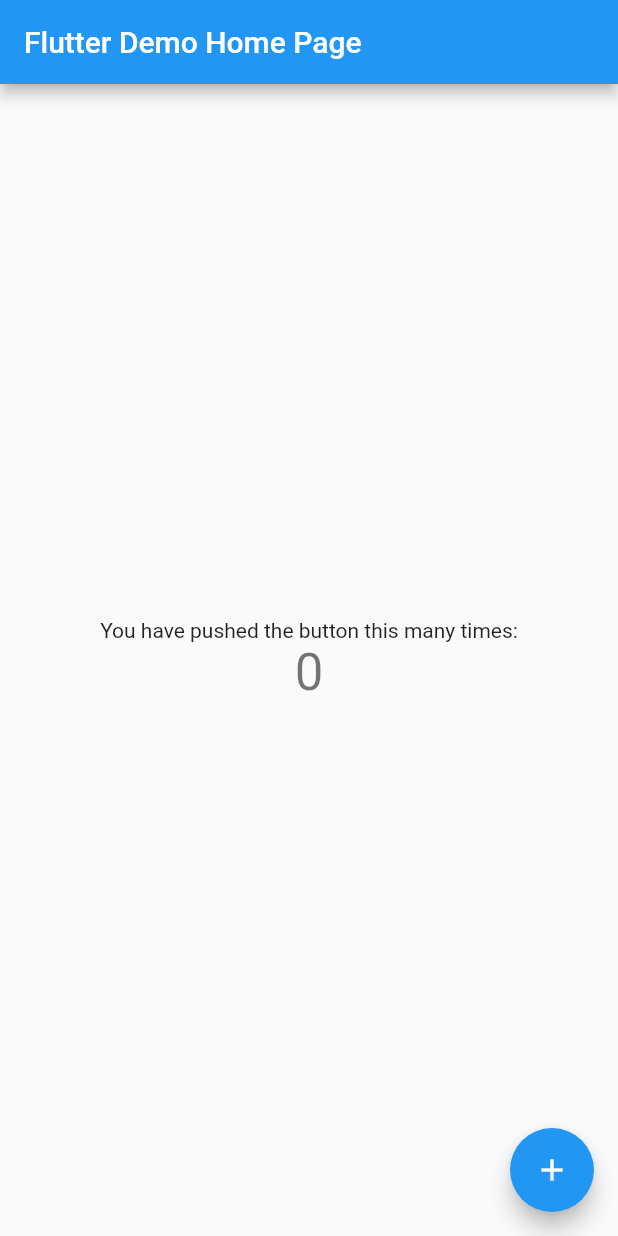
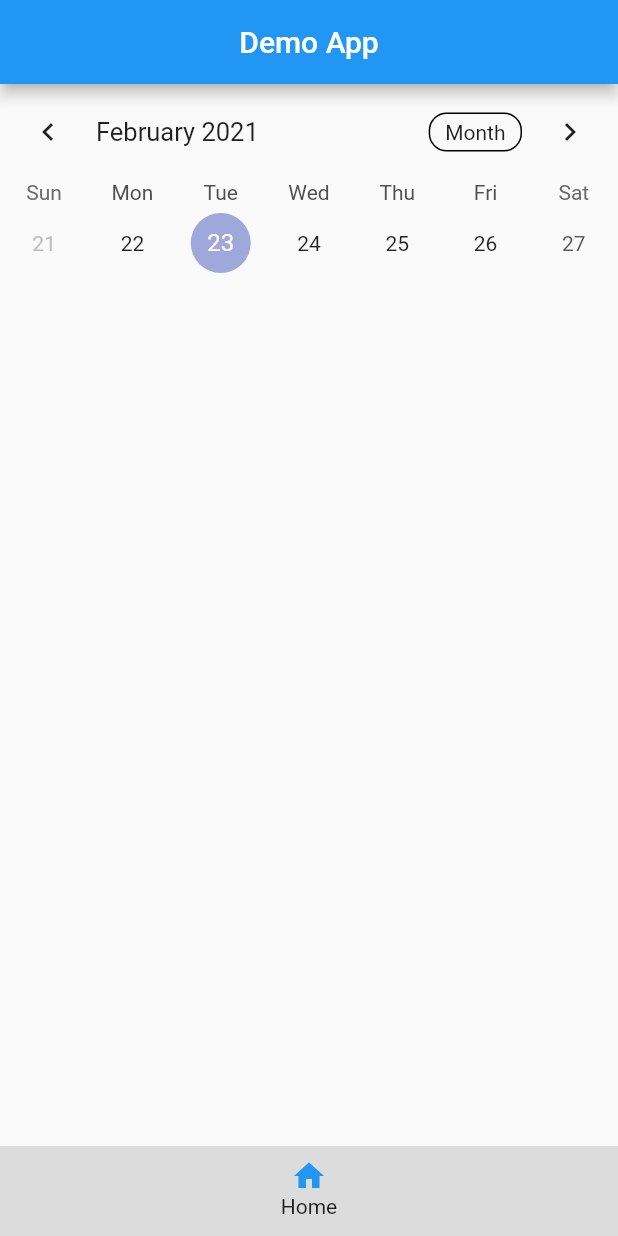
Before and after one commit to zigapovhe/LogAppDemo-MyHours, a Flutter app: the screen it shows after launch, on a phone screen of 412 x 824 dp. Run offline on Flutter 3.47's test engine with Material 2 defaults, Android fonts, the phone set to English and light mode, and no system bars; drawn by our look-alikes of table_calendar.

Commit message:
Basic implementation of table_calendar and custom bottom nav-bar with one item.

```diff
--- /dev/null
+++ b/lib/Screens/MainScreen.dart
@@ -0,0 +1,36 @@
+import 'package:flutter/material.dart';
+import 'package:myhours_logapp/components/custom_nav_bar.dart';
+import 'package:myhours_logapp/components/table_calendar.dart';
+import 'package:myhours_logapp/constraints.dart';
+
+class MainScreen extends StatefulWidget {
+  @override
+  _MainScreenState createState() => _MainScreenState();
+}
+
+class _MainScreenState extends State<MainScreen> {
+  DateTime _currentTime = DateTime.now();
+
+  @override
+  Widget build(BuildContext context) {
+    DateTime _firstDay = DateTime(_currentTime.year, _currentTime.month, (_currentTime.day - _currentTime.weekday)+1);
+    DateTime _lastDay = DateTime(_currentTime.year, _currentTime.month, _currentTime.day + 5);
+    return Scaffold(
+      appBar: AppBar(
+        title: Text(appName),
+        centerTitle: true,
+      ),
+      body: SafeArea(
+        child: Center(
+          child: Column(
+            mainAxisAlignment: MainAxisAlignment.start,
+            children: <Widget>[
+              WeeklyCalendarTable(firstDay: _firstDay, lastDay: _lastDay,)
+            ],
+          ),
+        ),
+      ),
+      bottomNavigationBar: CustomNavBar(),
+    );
+  }
+}
--- /dev/null
+++ b/lib/components/custom_nav_bar.dart
@@ -0,0 +1,27 @@
+import 'package:flutter/material.dart';
+import 'package:myhours_logapp/constraints.dart';
+
+class CustomNavBar extends StatelessWidget {
+  @override
+  Widget build(BuildContext context) {
+    return Container(
+        height: 60,
+        color: Colors.black12,
+        child: InkWell(
+          onTap: () {},
+          child: SafeArea(
+            child: Padding(
+              padding: EdgeInsets.only(top: 8.0),
+                child: Column(
+                  children: <Widget>[
+                    Icon(Icons.home,
+                      color: Theme.of(context).accentColor),
+                    Text(homeLabel),
+                  ],
+                ),
+            ),
+          ),
+        ),
+    );
+  }
+}
--- /dev/null
+++ b/lib/components/table_calendar.dart
@@ -0,0 +1,59 @@
+import 'package:flutter/material.dart';
+import 'package:table_calendar/table_calendar.dart';
+
+class WeeklyCalendarTable extends StatefulWidget {
+  WeeklyCalendarTable({Key key, this.firstDay, this.lastDay}) : super(key: key);
+
+
+  final DateTime firstDay;
+  final DateTime lastDay;
+
+
+  @override
+  _WeeklyCalendarTableState createState() => _WeeklyCalendarTableState();
+}
+
+class _WeeklyCalendarTableState extends State<WeeklyCalendarTable> {
+  CalendarFormat _calendarFormat = CalendarFormat.week;
+  DateTime _currentTime = DateTime.now();
+  DateTime _selectedDay;
+
+  @override
+  Widget build(BuildContext context) {
+    return TableCalendar(
+      firstDay: widget.firstDay,
+      lastDay: widget.lastDay,
+      focusedDay: _currentTime,
+      calendarFormat: _calendarFormat,
+      selectedDayPredicate: (day) {
+        // Use `selectedDayPredicate` to determine which day is currently selected.
+        // If this returns true, then `day` will be marked as selected.
+
+        // Using `isSameDay` is recommended to disregard
+        // the time-part of compared DateTime objects.
+        return isSameDay(_selectedDay, day);
+      },
+      onDaySelected: (selectedDay, focusedDay) {
+        if (!isSameDay(_selectedDay, selectedDay)) {
+          // Call `setState()` when updating the selected day
+          setState(() {
+            _selectedDay = selectedDay;
+            _currentTime = focusedDay;
+          });
+        }
+      },
+      onFormatChanged: (format) {
+        if (_calendarFormat != format) {
+          // Call `setState()` when updating calendar format
+          setState(() {
+            _calendarFormat = format;
+          });
+        }
+      },
+      onPageChanged: (focusedDay) {
+        // No need to call `setState()` here
+        _currentTime = focusedDay;
+      },
+    );
+  }
+}
--- /dev/null
+++ b/lib/constraints.dart
@@ -0,0 +1,2 @@
+const appName = "Demo App";
+const homeLabel = "Home";
--- a/lib/main.dart
+++ b/lib/main.dart
@@ -1,4 +1,6 @@
 import 'package:flutter/material.dart';
+import 'package:myhours_logapp/Screens/MainScreen.dart';
+import 'package:myhours_logapp/constraints.dart';
 
 void main() {
   runApp(MyApp());
@@ -9,105 +11,11 @@ class MyApp extends StatelessWidget {
   @override
   Widget build(BuildContext context) {
     return MaterialApp(
-      title: 'Flutter Demo',
+      title: appName,
       theme: ThemeData(
-        // This is the theme of your application.
-        //
-        // Try running your application with "flutter run". You'll see the
-        // application has a blue toolbar. Then, without quitting the app, try
-        // changing the primarySwatch below to Colors.green and then invoke
-        // "hot reload" (press "r" in the console where you ran "flutter run",
-        // or simply save your changes to "hot reload" in a Flutter IDE).
-        // Notice that the counter didn't reset back to zero; the application
-        // is not restarted.
         primarySwatch: Colors.blue,
       ),
-      home: MyHomePage(title: 'Flutter Demo Home Page'),
+      home: MainScreen(),
     );
   }
 }
-
-class MyHomePage extends StatefulWidget {
-  MyHomePage({Key key, this.title}) : super(key: key);
-
-  // This widget is the home page of your application. It is stateful, meaning
-  // that it has a State object (defined below) that contains fields that affect
-  // how it looks.
-
-  // This class is the configuration for the state. It holds the values (in this
-  // case the title) provided by the parent (in this case the App widget) and
-  // used by the build method of the State. Fields in a Widget subclass are
-  // always marked "final".
-
-  final String title;
-
-  @override
-  _MyHomePageState createState() => _MyHomePageState();
-}
-
-class _MyHomePageState extends State<MyHomePage> {
-  int _counter = 0;
-
-  void _incrementCounter() {
-    setState(() {
-      // This call to setState tells the Flutter framework that something has
-      // changed in this State, which causes it to rerun the build method below
-      // so that the display can reflect the updated values. If we changed
-      // _counter without calling setState(), then the build method would not be
-      // called again, and so nothing would appear to happen.
-      _counter++;
-    });
-  }
-
-  @override
-  Widget build(BuildContext context) {
-    // This method is rerun every time setState is called, for instance as done
-    // by the _incrementCounter method above.
-    //
-    // The Flutter framework has been optimized to make rerunning build methods
-    // fast, so that you can just rebuild anything that needs updating rather
-    // than having to individually change instances of widgets.
-    return Scaffold(
-      appBar: AppBar(
-        // Here we take the value from the MyHomePage object that was created by
-        // the App.build method, and use it to set our appbar title.
-        title: Text(widget.title),
-      ),
-      body: Center(
-        // Center is a layout widget. It takes a single child and positions it
-        // in the middle of the parent.
-        child: Column(
-          // Column is also a layout widget. It takes a list of children and
-          // arranges them vertically. By default, it sizes itself to fit its
-          // children horizontally, and tries to be as tall as its parent.
-          //
-          // Invoke "debug painting" (press "p" in the console, choose the
-          // "Toggle Debug Paint" action from the Flutter Inspector in Android
-          // Studio, or the "Toggle Debug Paint" command in Visual Studio Code)
-          // to see the wireframe for each widget.
-          //
-          // Column has various properties to control how it sizes itself and
-          // how it positions its children. Here we use mainAxisAlignment to
-          // center the children vertically; the main axis here is the vertical
-          // axis because Columns are vertical (the cross axis would be
-          // horizontal).
-          mainAxisAlignment: MainAxisAlignment.center,
-          children: <Widget>[
-            Text(
-              'You have pushed the button this many times:',
-            ),
-            Text(
-              '$_counter',
-              style: Theme.of(context).textTheme.headline4,
-            ),
-          ],
-        ),
-      ),
-      floatingActionButton: FloatingActionButton(
-        onPressed: _incrementCounter,
-        tooltip: 'Increment',
-        child: Icon(Icons.add),
-      ), // This trailing comma makes auto-formatting nicer for build methods.
-    );
-  }
-}
--- a/pubspec.yaml
+++ b/pubspec.yaml
@@ -28,6 +28,7 @@ dependencies:
   # The following adds the Cupertino Icons font to your application.
   # Use with the CupertinoIcons class for iOS style icons.
   cupertino_icons: ^1.0.2
+  table_calendar: ^3.0.0-nullsafety.0
 
 dev_dependencies:
   flutter_test:
```
Also changed, not shown: pubspec.lock.
